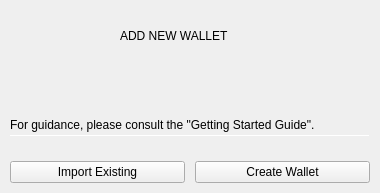
BlockSettle/terminal, file BlockSettleUILib/NewWalletDialog.ui: the form before one commit.
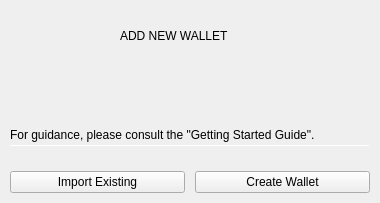
The form after the commit. Icons and pictures are not drawn.

Commit message: Add getting started URL to new wallet dialog

The edit to the form file:
```diff
--- a/BlockSettleUILib/NewWalletDialog.ui
+++ b/BlockSettleUILib/NewWalletDialog.ui
@@ -7,7 +7,7 @@
     <x>0</x>
     <y>0</y>
     <width>380</width>
-    <height>193</height>
+    <height>203</height>
    </rect>
   </property>
   <property name="windowTitle">
```
Left out of the diff: 3 changed lines with no effect on the pictures. The commit also changes 6 other files.
